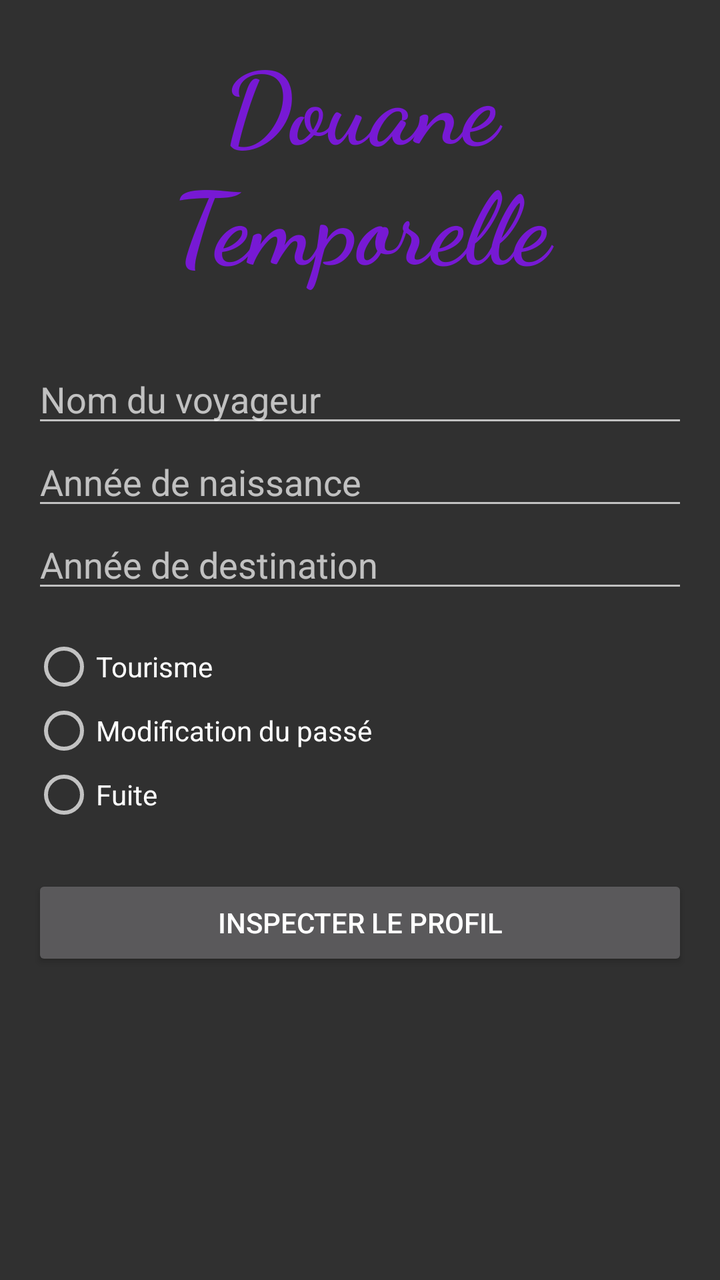
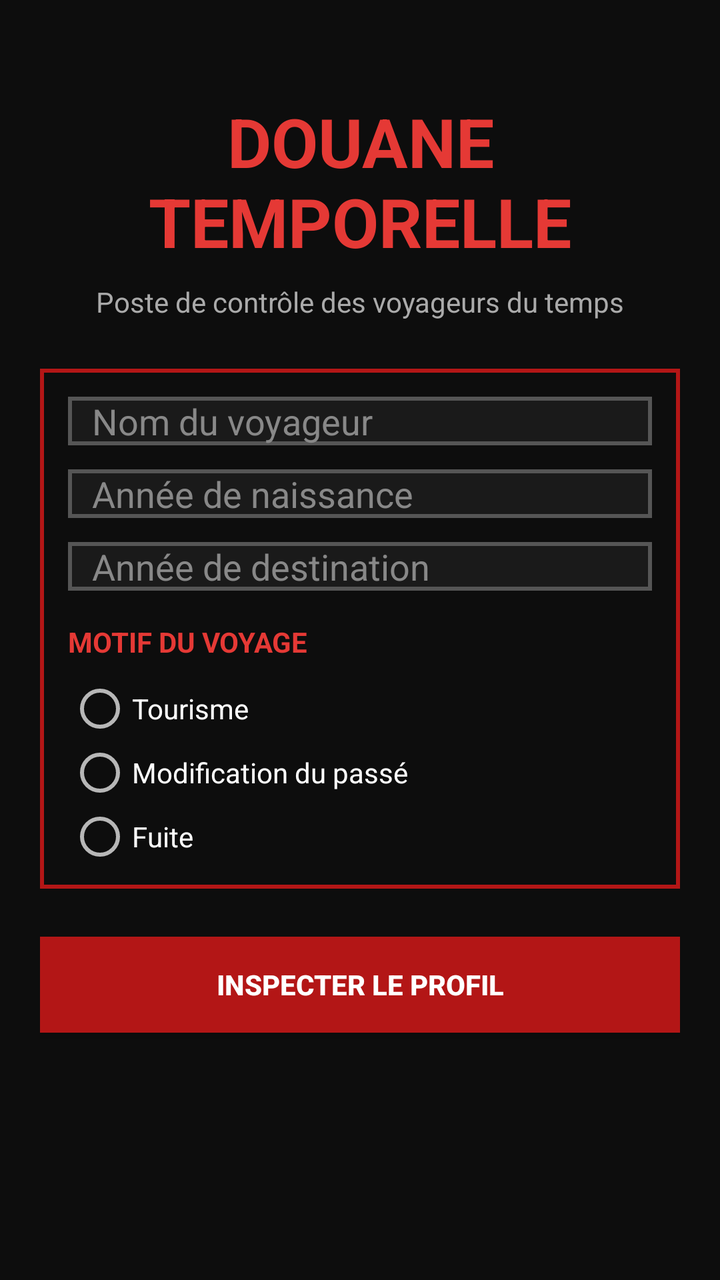

Compare the two renders of this Android layout. The source of the first and the diff that turns it into the second are given below.
<!-- AndroidManifest.xml: application theme Theme.DouaneTemporelle -->
<!-- res/layout/activity_main.xml -->
<?xml version="1.0" encoding="utf-8"?>
<LinearLayout xmlns:android="http://schemas.android.com/apk/res/android"
    android:layout_width="match_parent"
    android:layout_height="match_parent"
    android:orientation="vertical"
    android:paddingLeft="16dp"
    android:paddingTop="16dp"
    android:paddingRight="16dp"
    android:paddingBottom="16dp">


    <TextView
        android:id="@+id/tv_titre_ab"
        android:layout_width="match_parent"
        android:layout_height="wrap_content"
        android:text="Douane Temporelle"
        android:textSize="50sp"
        android:textStyle="bold"
        android:textAlignment="center"
        android:textColor="#7719d4"
        android:layout_marginBottom="32dp"
        android:fontFamily="cursive" />

    <EditText
        android:id="@+id/et_nom_ab"
        android:layout_width="match_parent"
        android:layout_height="wrap_content"
        android:hint="Nom du voyageur" />

    <EditText
        android:id="@+id/et_naissance_ab"
        android:layout_width="match_parent"
        android:layout_height="wrap_content"
        android:hint="Année de naissance"
        android:inputType="number" />

    <EditText
        android:id="@+id/et_destination_ab"
        android:layout_width="match_parent"
        android:layout_height="wrap_content"
        android:hint="Année de destination"
        android:inputType="number" />
    <RadioGroup
        android:id="@+id/rg_motif_ab"
        android:layout_width="match_parent"
        android:layout_height="wrap_content"
        android:layout_marginTop="16dp">
        <RadioButton
            android:id="@+id/rb_tourisme_ab"
            android:layout_width="wrap_content"
            android:layout_height="wrap_content"
            android:text="Tourisme" />
        <RadioButton
            android:id="@+id/rb_modif_ab"
            android:layout_width="wrap_content"
            android:layout_height="wrap_content"
            android:text="Modification du passé" />
        <RadioButton
            android:id="@+id/rb_fuite_ab"
            android:layout_width="wrap_content"
            android:layout_height="wrap_content"
            android:text="Fuite" />
    </RadioGroup>
    <Button
        android:id="@+id/btn_inspecter_ab"
        android:layout_width="match_parent"
        android:layout_height="wrap_content"
        android:layout_marginTop="24dp"
        android:text="Inspecter le profil"
        android:onClick="inspecterProfil" />


</LinearLayout>
<!-- resources referenced by this layout -->
<resources>
  <style name="Theme.DouaneTemporelle" parent="Base.Theme.DouaneTemporelle" />
  <style name="Base.Theme.DouaneTemporelle" parent="Theme.AppCompat.NoActionBar">
      </style>
</resources>

<!-- the commit's change to res/layout/activity_main.xml (unified diff, before → after) -->
@@ -3,71 +3,125 @@
     android:layout_width="match_parent"
     android:layout_height="match_parent"
     android:orientation="vertical"
-    android:paddingLeft="16dp"
-    android:paddingTop="16dp"
-    android:paddingRight="16dp"
+    android:background="#0D0D0D"
+    android:paddingLeft="20dp"
+    android:paddingTop="48dp"
+    android:paddingRight="20dp"
     android:paddingBottom="16dp">
-
 
     <TextView
         android:id="@+id/tv_titre_ab"
         android:layout_width="match_parent"
         android:layout_height="wrap_content"
-        android:text="Douane Temporelle"
-        android:textSize="50sp"
+        android:text="DOUANE TEMPORELLE"
+        android:textSize="34sp"
         android:textStyle="bold"
         android:textAlignment="center"
-        android:textColor="#7719d4"
-        android:layout_marginBottom="32dp"
-        android:fontFamily="cursive" />
+        android:textColor="#E53935" />
 
-    <EditText
-        android:id="@+id/et_nom_ab"
+    <TextView
+        android:id="@+id/tv_sous_titre_ab"
         android:layout_width="match_parent"
         android:layout_height="wrap_content"
-        android:hint="Nom du voyageur" />
+        android:layout_marginTop="8dp"
+        android:layout_marginBottom="24dp"
+        android:text="Poste de contrôle des voyageurs du temps"
+        android:textSize="14sp"
+        android:textAlignment="center"
+        android:textColor="#AAAAAA" />
 
-    <EditText
-        android:id="@+id/et_naissance_ab"
+    <LinearLayout
+        android:id="@+id/ll_cadre_ab"
         android:layout_width="match_parent"
         android:layout_height="wrap_content"
-        android:hint="Année de naissance"
-        android:inputType="number" />
+        android:orientation="vertical"
+        android:background="@drawable/border_rouge"
+        android:paddingLeft="14dp"
+        android:paddingTop="14dp"
+        android:paddingRight="14dp"
+        android:paddingBottom="10dp">
 
-    <EditText
-        android:id="@+id/et_destination_ab"
-        android:layout_width="match_parent"
-        android:layout_height="wrap_content"
-        android:hint="Année de destination"
-        android:inputType="number" />
-    <RadioGroup
-        android:id="@+id/rg_motif_ab"
-        android:layout_width="match_parent"
-        android:layout_height="wrap_content"
-        android:layout_marginTop="16dp">
-        <RadioButton
-            android:id="@+id/rb_tourisme_ab"
-            android:layout_width="wrap_content"
+        <EditText
+            android:id="@+id/et_nom_ab"
+            android:layout_width="match_parent"
             android:layout_height="wrap_content"
-            android:text="Tourisme" />
-        <RadioButton
-            android:id="@+id/rb_modif_ab"
-            android:layout_width="wrap_content"
+            android:background="@drawable/border_champ"
+            android:paddingLeft="12dp"
+            android:hint="Nom du voyageur"
+            android:textColor="#FFFFFF"
+            android:textColorHint="#888888" />
+
+        <EditText
+            android:id="@+id/et_naissance_ab"
+            android:layout_width="match_parent"
             android:layout_height="wrap_content"
-            android:text="Modification du passé" />
-        <RadioButton
-            android:id="@+id/rb_fuite_ab"
-            android:layout_width="wrap_content"
+            android:layout_marginTop="12dp"
+            android:background="@drawable/border_champ"
+            android:paddingLeft="12dp"
+            android:hint="Année de naissance"
+            android:inputType="number"
+            android:textColor="#FFFFFF"
+            android:textColorHint="#888888" />
+
+        <EditText
+            android:id="@+id/et_destination_ab"
+            android:layout_width="match_parent"
             android:layout_height="wrap_content"
-            android:text="Fuite" />
-    </RadioGroup>
+            android:layout_marginTop="12dp"
+            android:background="@drawable/border_champ"
+            android:paddingLeft="12dp"
+            android:hint="Année de destination"
+            android:inputType="number"
+            android:textColor="#FFFFFF"
+            android:textColorHint="#888888" />
+
+        <TextView
+            android:id="@+id/tv_label_motif_ab"
+            android:layout_width="match_parent"
+            android:layout_height="wrap_content"
+            android:layout_marginTop="16dp"
+            android:text="MOTIF DU VOYAGE"
+            android:textSize="14sp"
+            android:textStyle="bold"
+            android:textColor="#E53935" />
+
+        <RadioGroup
+            android:id="@+id/rg_motif_ab"
+            android:layout_width="match_parent"
+            android:layout_height="wrap_content"
+            android:layout_marginTop="8dp">
+            <RadioButton
+                android:id="@+id/rb_tourisme_ab"
+                android:layout_width="wrap_content"
+                android:layout_height="wrap_content"
+                android:text="Tourisme"
+                android:textColor="#FFFFFF" />
+            <RadioButton
+                android:id="@+id/rb_modif_ab"
+                android:layout_width="wrap_content"
+                android:layout_height="wrap_content"
+                android:text="Modification du passé"
+                android:textColor="#FFFFFF" />
+            <RadioButton
+                android:id="@+id/rb_fuite_ab"
+                android:layout_width="wrap_content"
+                android:layout_height="wrap_content"
+                android:text="Fuite"
+                android:textColor="#FFFFFF" />
+        </RadioGroup>
+    </LinearLayout>
+
     <Button
         android:id="@+id/btn_inspecter_ab"
         android:layout_width="match_parent"
         android:layout_height="wrap_content"
         android:layout_marginTop="24dp"
+        android:background="#B31616"
         android:text="Inspecter le profil"
+        android:textColor="#FFFFFF"
+        android:textStyle="bold"
         android:onClick="inspecterProfil" />
 
 
+
 </LinearLayout>
<!-- resource entries referenced after the edit -->
@@ -1,5 +1,17 @@
 <!-- resources referenced by this layout -->
 <resources>
+  <!-- drawable border_champ (drawable) -->
+  <?xml version="1.0" encoding="utf-8"?>
+  <shape xmlns:android="http://schemas.android.com/apk/res/android" android:shape="rectangle" >
+      <solid android:color="#1A1A1A" />
+      <stroke android:width="2dp" android:color="#555555"/>
+  </shape>
+  <!-- drawable border_rouge (drawable) -->
+  <?xml version="1.0" encoding="utf-8"?>
+  <shape xmlns:android="http://schemas.android.com/apk/res/android" android:shape="rectangle" >
+      <solid android:color="@android:color/transparent" />
+      <stroke android:width="2dp" android:color="#B31616"/>
+  </shape>
   <style name="Theme.DouaneTemporelle" parent="Base.Theme.DouaneTemporelle" />
   <style name="Base.Theme.DouaneTemporelle" parent="Theme.AppCompat.NoActionBar">
       </style>
